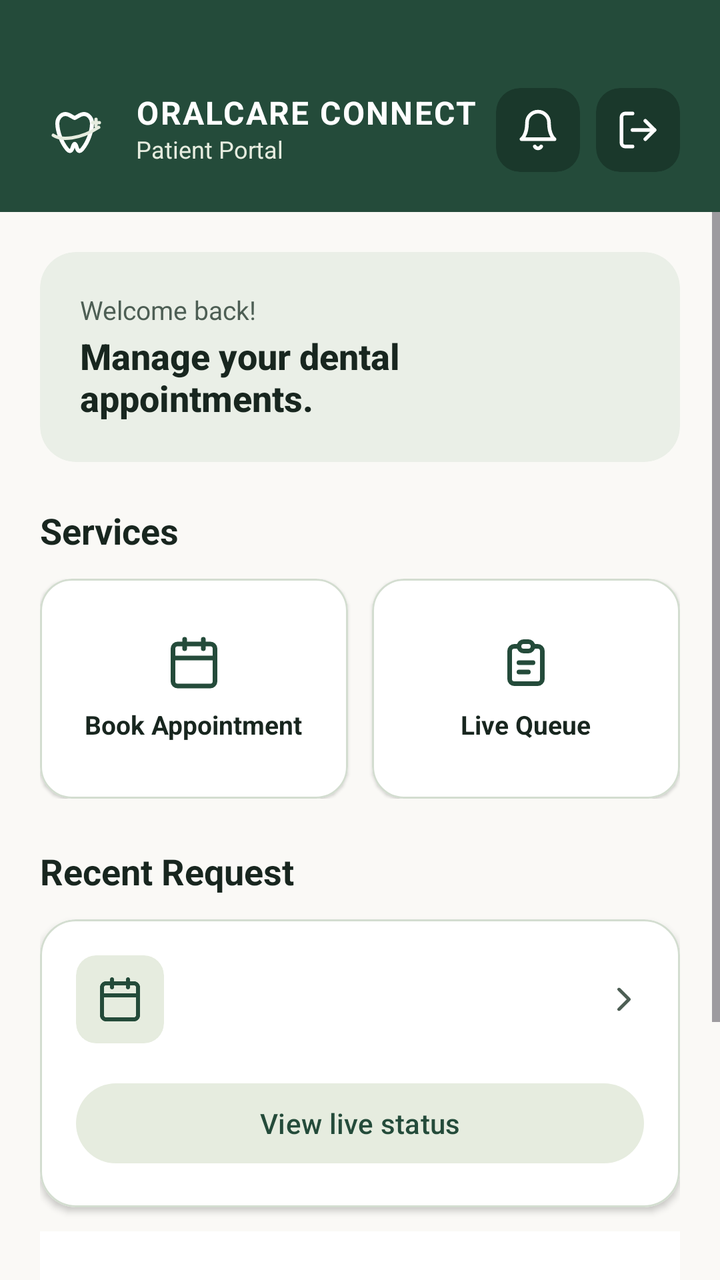
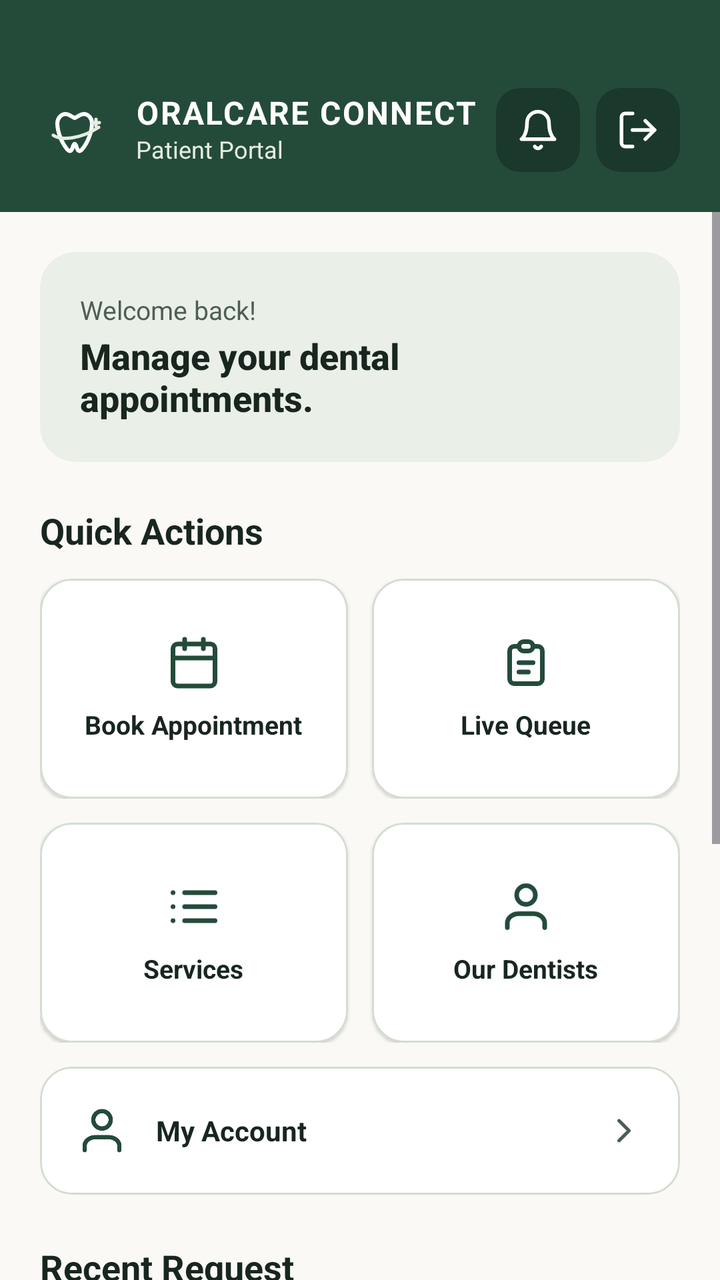

The first picture is an Android layout as it rendered before a commit; the second is the same layout after the commit. The layout source and the unified diff follow.
<!-- AndroidManifest.xml: application theme Theme.DentalQueue -->
<!-- res/layout/fragmenthome.xml -->
<?xml version="1.0" encoding="utf-8"?>
<LinearLayout xmlns:android="http://schemas.android.com/apk/res/android"
    xmlns:app="http://schemas.android.com/apk/res-auto"
    android:layout_width="match_parent"
    android:layout_height="match_parent"
    android:orientation="vertical"
    android:background="@color/ground">

    
    <LinearLayout
        android:layout_width="match_parent"
        android:layout_height="wrap_content"
        android:orientation="horizontal"
        android:gravity="center_vertical"
        android:background="@color/forest_green"
        android:paddingStart="20dp"
        android:paddingEnd="20dp"
        android:paddingTop="44dp"
        android:paddingBottom="20dp">

        
        <ImageView
            android:layout_width="36dp"
            android:layout_height="36dp"
            android:src="@drawable/ic_logo_oralcare" />

        
        <LinearLayout
            android:layout_width="0dp"
            android:layout_height="wrap_content"
            android:layout_weight="1"
            android:layout_marginStart="12dp"
            android:orientation="vertical">

            <TextView
                android:layout_width="wrap_content"
                android:layout_height="wrap_content"
                android:text="ORALCARE CONNECT"
                android:textColor="@android:color/white"
                android:textSize="16sp"
                android:textStyle="bold"
                android:letterSpacing="0.05"
                android:includeFontPadding="false" />

            <TextView
                android:layout_width="wrap_content"
                android:layout_height="wrap_content"
                android:layout_marginTop="2dp"
                android:text="Patient Portal"
                android:textColor="@color/sage_light"
                android:textSize="12sp"
                android:includeFontPadding="false" />
        </LinearLayout>

        
        <com.google.android.material.card.MaterialCardView
            android:id="@+id/btnNotification"
            android:layout_width="42dp"
            android:layout_height="42dp"
            android:clickable="true"
            android:focusable="true"
            app:cardBackgroundColor="#1A382B"
            app:cardCornerRadius="12dp"
            app:cardElevation="0dp"
            app:strokeWidth="0dp">

            <ImageView
                android:layout_width="22dp"
                android:layout_height="22dp"
                android:layout_gravity="center"
                android:src="@drawable/ic_bell" />
        </com.google.android.material.card.MaterialCardView>

        
        <com.google.android.material.card.MaterialCardView
            android:id="@+id/btnLogout"
            android:layout_width="42dp"
            android:layout_height="42dp"
            android:layout_marginStart="8dp"
            android:clickable="true"
            android:focusable="true"
            android:contentDescription="Log out"
            app:cardBackgroundColor="#1A382B"
            app:cardCornerRadius="12dp"
            app:cardElevation="0dp"
            app:strokeWidth="0dp">

            <ImageView
                android:layout_width="22dp"
                android:layout_height="22dp"
                android:layout_gravity="center"
                android:importantForAccessibility="no"
                android:src="@drawable/ic_logout" />
        </com.google.android.material.card.MaterialCardView>
    </LinearLayout>

    <ScrollView
        android:layout_width="match_parent"
        android:layout_height="0dp"
        android:layout_weight="1"
        android:clipToPadding="false">

        <LinearLayout
            android:layout_width="match_parent"
            android:layout_height="wrap_content"
            android:orientation="vertical"
            android:padding="20dp">

            
            <com.google.android.material.card.MaterialCardView
                android:layout_width="match_parent"
                android:layout_height="wrap_content"
                app:cardBackgroundColor="#EAEFE7"
                app:cardCornerRadius="18dp"
                app:cardElevation="0dp"
                app:strokeWidth="0dp">

                <LinearLayout
                    android:layout_width="match_parent"
                    android:layout_height="wrap_content"
                    android:orientation="vertical"
                    android:padding="20dp">

                    <TextView
                        android:layout_width="wrap_content"
                        android:layout_height="wrap_content"
                        android:text="Welcome back!"
                        android:textColor="@color/muted"
                        android:textSize="13sp" />

                    <TextView
                        android:layout_width="wrap_content"
                        android:layout_height="wrap_content"
                        android:layout_marginTop="2dp"
                        android:text="Manage your dental appointments."
                        android:textColor="@color/ink"
                        android:textSize="18sp"
                        android:textStyle="bold"
                        android:fontFamily="sans-serif-medium" />
                </LinearLayout>
            </com.google.android.material.card.MaterialCardView>

            
            <TextView
                android:layout_width="wrap_content"
                android:layout_height="wrap_content"
                android:layout_marginTop="22dp"
                android:text="Services"
                android:textColor="@color/ink"
                android:textSize="18sp"
                android:textStyle="bold" />

            
            <LinearLayout
                android:layout_width="match_parent"
                android:layout_height="wrap_content"
                android:layout_marginTop="12dp"
                android:orientation="horizontal">

                
                <com.google.android.material.card.MaterialCardView
                    android:id="@+id/btnBook"
                    android:layout_width="0dp"
                    android:layout_height="110dp"
                    android:layout_weight="1"
                    android:layout_marginEnd="6dp"
                    android:clickable="true"
                    android:focusable="true"
                    app:cardBackgroundColor="@android:color/white"
                    app:cardCornerRadius="16dp"
                    app:cardElevation="1dp"
                    app:strokeColor="@color/line"
                    app:strokeWidth="1dp">

                    <LinearLayout
                        android:layout_width="match_parent"
                        android:layout_height="match_parent"
                        android:orientation="vertical"
                        android:gravity="center"
                        android:padding="12dp">

                        <ImageView
                            android:layout_width="28dp"
                            android:layout_height="28dp"
                            android:src="@drawable/ic_calendar"
                            app:tint="@color/forest_green" />

                        <TextView
                            android:layout_width="wrap_content"
                            android:layout_height="wrap_content"
                            android:layout_marginTop="8dp"
                            android:text="Book Appointment"
                            android:textColor="@color/ink"
                            android:textSize="13sp"
                            android:textStyle="bold"
                            android:textAlignment="center" />
                    </LinearLayout>
                </com.google.android.material.card.MaterialCardView>

                
                <com.google.android.material.card.MaterialCardView
                    android:id="@+id/btnQueueGrid"
                    android:layout_width="0dp"
                    android:layout_height="110dp"
                    android:layout_weight="1"
                    android:layout_marginStart="6dp"
                    android:clickable="true"
                    android:focusable="true"
                    app:cardBackgroundColor="@android:color/white"
                    app:cardCornerRadius="16dp"
                    app:cardElevation="1dp"
                    app:strokeColor="@color/line"
                    app:strokeWidth="1dp">

                    <LinearLayout
                        android:layout_width="match_parent"
                        android:layout_height="match_parent"
                        android:orientation="vertical"
                        android:gravity="center"
                        android:padding="12dp">

                        <ImageView
                            android:layout_width="28dp"
                            android:layout_height="28dp"
                            android:src="@drawable/ic_queue"
                            app:tint="@color/forest_green" />

                        <TextView
                            android:layout_width="wrap_content"
                            android:layout_height="wrap_content"
                            android:layout_marginTop="8dp"
                            android:text="Live Queue"
                            android:textColor="@color/ink"
                            android:textSize="13sp"
                            android:textStyle="bold"
                            android:textAlignment="center" />
                    </LinearLayout>
                </com.google.android.material.card.MaterialCardView>
            </LinearLayout>

            
            <TextView
                android:layout_width="wrap_content"
                android:layout_height="wrap_content"
                android:layout_marginTop="24dp"
                android:text="Recent Request"
                android:textColor="@color/ink"
                android:textSize="18sp"
                android:textStyle="bold" />

            
            <com.google.android.material.card.MaterialCardView
                android:id="@+id/card"
                android:layout_width="match_parent"
                android:layout_height="wrap_content"
                android:layout_marginTop="12dp"
                app:cardBackgroundColor="@android:color/white"
                app:cardCornerRadius="18dp"
                app:cardElevation="2dp"
                app:strokeColor="@color/line"
                app:strokeWidth="1dp">

                <LinearLayout
                    android:layout_width="match_parent"
                    android:layout_height="wrap_content"
                    android:orientation="vertical"
                    android:padding="18dp">

                    <RelativeLayout
                        android:layout_width="match_parent"
                        android:layout_height="wrap_content">

                        <com.google.android.material.card.MaterialCardView
                            android:id="@+id/iconBox"
                            android:layout_width="44dp"
                            android:layout_height="44dp"
                            android:layout_alignParentStart="true"
                            android:layout_centerVertical="true"
                            app:cardBackgroundColor="@color/sage_light"
                            app:cardCornerRadius="10dp"
                            app:cardElevation="0dp"
                            app:strokeWidth="0dp">

                            <ImageView
                                android:layout_width="24dp"
                                android:layout_height="24dp"
                                android:layout_gravity="center"
                                android:src="@drawable/ic_calendar"
                                app:tint="@color/forest_green" />
                        </com.google.android.material.card.MaterialCardView>

                        <LinearLayout
                            android:layout_width="match_parent"
                            android:layout_height="wrap_content"
                            android:layout_toEndOf="@id/iconBox"
                            android:layout_toStartOf="@id/arrow"
                            android:layout_centerVertical="true"
                            android:layout_marginStart="14dp"
                            android:layout_marginEnd="8dp"
                            android:orientation="vertical">

                            <TextView
                                android:id="@+id/service"
                                android:layout_width="wrap_content"
                                android:layout_height="wrap_content"
                                android:textColor="@color/ink"
                                android:textSize="17sp"
                                android:textStyle="bold" />

                            <TextView
                                android:id="@+id/when"
                                android:layout_width="wrap_content"
                                android:layout_height="wrap_content"
                                android:layout_marginTop="2dp"
                                android:textColor="@color/muted"
                                android:textSize="13sp" />
                        </LinearLayout>

                        <ImageView
                            android:id="@+id/arrow"
                            android:layout_width="20dp"
                            android:layout_height="20dp"
                            android:layout_alignParentEnd="true"
                            android:layout_centerVertical="true"
                            android:src="@drawable/ic_chevron_right" />
                    </RelativeLayout>

                    <Button
                        android:id="@+id/btnQueue"
                        style="@style/Widget.Material3.Button.TonalButton"
                        android:layout_width="match_parent"
                        android:layout_height="48dp"
                        android:layout_marginTop="16dp"
                        android:text="View live status"
                        android:textColor="@color/forest_green"
                        app:cornerSize="12dp" />
                </LinearLayout>
            </com.google.android.material.card.MaterialCardView>

            
            <LinearLayout
                android:id="@+id/empty"
                android:layout_width="match_parent"
                android:layout_height="wrap_content"
                android:layout_marginTop="12dp"
                android:orientation="vertical"
                android:gravity="center"
                android:background="@android:color/white"
                android:padding="28dp">

                <ImageView
                    android:layout_width="48dp"
                    android:layout_height="48dp"
                    android:src="@drawable/ic_calendar"
                    app:tint="@color/muted" />

                <TextView
                    android:layout_width="wrap_content"
                    android:layout_height="wrap_content"
                    android:layout_marginTop="12dp"
                    android:text="No active requests"
                    android:textColor="@color/ink"
                    android:textSize="16sp"
                    android:textStyle="bold" />

                <TextView
                    android:layout_width="wrap_content"
                    android:layout_height="wrap_content"
                    android:layout_marginTop="4dp"
                    android:text="You don't have any active dental appointments."
                    android:textColor="@color/muted"
                    android:textSize="13sp"
                    android:textAlignment="center" />
            </LinearLayout>

        </LinearLayout>
    </ScrollView>
</LinearLayout>
<!-- resources referenced by this layout -->
<resources>
  <color name="forest_green">#244B3A</color>
  <color name="ground">#FAF9F6</color>
  <color name="ink">#18261F</color>
  <color name="line">#D3DDD0</color>
  <color name="muted">#4D5E54</color>
  <color name="sage_light">#E6ECDF</color>
  <!-- drawable ic_chevron_right (drawable) -->
  <?xml version="1.0" encoding="utf-8"?>
  <vector xmlns:android="http://schemas.android.com/apk/res/android"
      android:width="24dp"
      android:height="24dp"
      android:viewportWidth="24"
      android:viewportHeight="24">
      <path
          android:fillColor="#00000000"
          android:pathData="M9,18L15,12L9,6"
          android:strokeWidth="2"
          android:strokeColor="@color/muted"
          android:strokeLineCap="round"
          android:strokeLineJoin="round" />
  </vector>
  <!-- drawable ic_queue (drawable) -->
  <?xml version="1.0" encoding="utf-8"?>
  <vector xmlns:android="http://schemas.android.com/apk/res/android"
      android:width="24dp"
      android:height="24dp"
      android:viewportWidth="24"
      android:viewportHeight="24">
      <path
          android:fillColor="#00000000"
          android:pathData="M9,5H7C5.89,5 5,5.89 5,7V19C5,20.1 5.89,21 7,21H17C18.1,21 19,20.1 19,19V7C19,5.89 18.1,5 17,5H15M9,5C9,6.1 9.89,7 11,7H13C14.1,7 15,6.1 15,5M9,5C9,3.89 9.89,3 11,3H13C14.1,3 15,3.89 15,5M9,12H15M9,16H13"
          android:strokeWidth="2"
          android:strokeColor="@color/forest_green"
          android:strokeLineCap="round"
          android:strokeLineJoin="round" />
  </vector>
  <style name="Theme.DentalQueue" parent="Theme.Material3.Light.NoActionBar">
          <item name="colorPrimary">@color/forest_green</item>
          <item name="colorOnPrimary">@android:color/white</item>
          <item name="colorSecondaryContainer">@color/sage_light</item>
          <item name="colorOnSecondaryContainer">@color/forest_green_dark</item>
          <item name="android:colorBackground">@color/off_white</item>
          <item name="android:statusBarColor">@color/forest_green</item>
      </style>
  <color name="forest_green_dark">#1A382B</color>
  <color name="off_white">#FAF9F6</color>
  <!-- unchanged entries left out for length: 4 -->
</resources>

<!-- the commit's change to res/layout/fragmenthome.xml (unified diff, before → after) -->
@@ -145,7 +145,7 @@
                 android:layout_width="wrap_content"
                 android:layout_height="wrap_content"
                 android:layout_marginTop="22dp"
-                android:text="Services"
+                android:text="Quick Actions"
                 android:textColor="@color/ink"
                 android:textSize="18sp"
                 android:textStyle="bold" />
@@ -239,6 +239,139 @@
             </LinearLayout>
 
             
+            <LinearLayout
+                android:layout_width="match_parent"
+                android:layout_height="wrap_content"
+                android:layout_marginTop="12dp"
+                android:orientation="horizontal">
+
+                <com.google.android.material.card.MaterialCardView
+                    android:id="@+id/btnServices"
+                    android:layout_width="0dp"
+                    android:layout_height="110dp"
+                    android:layout_weight="1"
+                    android:layout_marginEnd="6dp"
+                    android:layout_marginStart="0dp"
+                    android:clickable="true"
+                    android:focusable="true"
+                    app:cardBackgroundColor="@android:color/white"
+                    app:cardCornerRadius="16dp"
+                    app:cardElevation="1dp"
+                    app:strokeColor="@color/line"
+                    app:strokeWidth="1dp">
+
+                    <LinearLayout
+                        android:layout_width="match_parent"
+                        android:layout_height="match_parent"
+                        android:orientation="vertical"
+                        android:gravity="center"
+                        android:padding="12dp">
+
+                        <ImageView
+                            android:layout_width="28dp"
+                            android:layout_height="28dp"
+                            android:importantForAccessibility="no"
+                            android:src="@drawable/ic_services" />
+
+                        <TextView
+                            android:layout_width="wrap_content"
+                            android:layout_height="wrap_content"
+                            android:layout_marginTop="8dp"
+                            android:text="Services"
+                            android:textColor="@color/ink"
+                            android:textSize="13sp"
+                            android:textStyle="bold"
+                            android:textAlignment="center" />
+                    </LinearLayout>
+                </com.google.android.material.card.MaterialCardView>
+
+                <com.google.android.material.card.MaterialCardView
+                    android:id="@+id/btnDentists"
+                    android:layout_width="0dp"
+                    android:layout_height="110dp"
+                    android:layout_weight="1"
+                    android:layout_marginEnd="0dp"
+                    android:layout_marginStart="6dp"
+                    android:clickable="true"
+                    android:focusable="true"
+                    app:cardBackgroundColor="@android:color/white"
+                    app:cardCornerRadius="16dp"
+                    app:cardElevation="1dp"
+                    app:strokeColor="@color/line"
+                    app:strokeWidth="1dp">
+
+                    <LinearLayout
+                        android:layout_width="match_parent"
+                        android:layout_height="match_parent"
+                        android:orientation="vertical"
+                        android:gravity="center"
+                        android:padding="12dp">
+
+                        <ImageView
+                            android:layout_width="28dp"
+                            android:layout_height="28dp"
+                            android:importantForAccessibility="no"
+                            android:src="@drawable/ic_profile" />
+
+                        <TextView
+                            android:layout_width="wrap_content"
+                            android:layout_height="wrap_content"
+                            android:layout_marginTop="8dp"
+                            android:text="Our Dentists"
+                            android:textColor="@color/ink"
+                            android:textSize="13sp"
+                            android:textStyle="bold"
+                            android:textAlignment="center" />
+                    </LinearLayout>
+                </com.google.android.material.card.MaterialCardView>
+            </LinearLayout>
+
+            <com.google.android.material.card.MaterialCardView
+                android:id="@+id/btnAccount"
+                android:layout_width="match_parent"
+                android:layout_height="64dp"
+                android:layout_marginTop="12dp"
+                android:clickable="true"
+                android:focusable="true"
+                app:cardBackgroundColor="@android:color/white"
+                app:cardCornerRadius="16dp"
+                app:cardElevation="1dp"
+                app:strokeColor="@color/line"
+                app:strokeWidth="1dp">
+
+                <LinearLayout
+                    android:layout_width="match_parent"
+                    android:layout_height="match_parent"
+                    android:orientation="horizontal"
+                    android:gravity="center_vertical"
+                    android:paddingStart="18dp"
+                    android:paddingEnd="18dp">
+
+                    <ImageView
+                        android:layout_width="26dp"
+                        android:layout_height="26dp"
+                        android:importantForAccessibility="no"
+                        android:src="@drawable/ic_profile" />
+
+                    <TextView
+                        android:layout_width="0dp"
+                        android:layout_height="wrap_content"
+                        android:layout_weight="1"
+                        android:layout_marginStart="14dp"
+                        android:text="My Account"
+                        android:textColor="@color/ink"
+                        android:textSize="14sp"
+                        android:textStyle="bold" />
+
+                    <ImageView
+                        android:layout_width="20dp"
+                        android:layout_height="20dp"
+                        android:importantForAccessibility="no"
+                        android:src="@drawable/ic_chevron_right" />
+                </LinearLayout>
+            </com.google.android.material.card.MaterialCardView>
+
+            
             <TextView
                 android:layout_width="wrap_content"
                 android:layout_height="wrap_content"
<!-- resource entries referenced after the edit -->
@@ -21,6 +21,26 @@
           android:strokeLineCap="round"
           android:strokeLineJoin="round" />
   </vector>
+  <!-- drawable ic_profile (drawable) -->
+  <?xml version="1.0" encoding="utf-8"?>
+  <vector xmlns:android="http://schemas.android.com/apk/res/android"
+      android:width="24dp"
+      android:height="24dp"
+      android:viewportWidth="24"
+      android:viewportHeight="24">
+      <path
+          android:fillColor="#00000000"
+          android:pathData="M20,21V19C20,16.79 17.76,15 15,15H9C6.24,15 4,16.79 4,19V21"
+          android:strokeWidth="2"
+          android:strokeColor="@color/forest_green"
+          android:strokeLineCap="round" />
+      <path
+          android:fillColor="#00000000"
+          android:pathData="M12,11C14.2091,11 16,9.20914 16,7C16,4.79086 14.2091,3 12,3C9.79086,3 8,4.79086 8,7C8,9.20914 9.79086,11 12,11Z"
+          android:strokeWidth="2"
+          android:strokeColor="@color/forest_green"
+          android:strokeLineCap="round" />
+  </vector>
   <!-- drawable ic_queue (drawable) -->
   <?xml version="1.0" encoding="utf-8"?>
   <vector xmlns:android="http://schemas.android.com/apk/res/android"
@@ -31,6 +51,21 @@
       <path
           android:fillColor="#00000000"
           android:pathData="M9,5H7C5.89,5 5,5.89 5,7V19C5,20.1 5.89,21 7,21H17C18.1,21 19,20.1 19,19V7C19,5.89 18.1,5 17,5H15M9,5C9,6.1 9.89,7 11,7H13C14.1,7 15,6.1 15,5M9,5C9,3.89 9.89,3 11,3H13C14.1,3 15,3.89 15,5M9,12H15M9,16H13"
+          android:strokeWidth="2"
+          android:strokeColor="@color/forest_green"
+          android:strokeLineCap="round"
+          android:strokeLineJoin="round" />
+  </vector>
+  <!-- drawable ic_services (drawable) -->
+  <?xml version="1.0" encoding="utf-8"?>
+  <vector xmlns:android="http://schemas.android.com/apk/res/android"
+      android:width="24dp"
+      android:height="24dp"
+      android:viewportWidth="24"
+      android:viewportHeight="24">
+      <path
+          android:fillColor="#00000000"
+          android:pathData="M8,6H21M8,12H21M8,18H21M3,6H3.01M3,12H3.01M3,18H3.01"
           android:strokeWidth="2"
           android:strokeColor="@color/forest_green"
           android:strokeLineCap="round"
